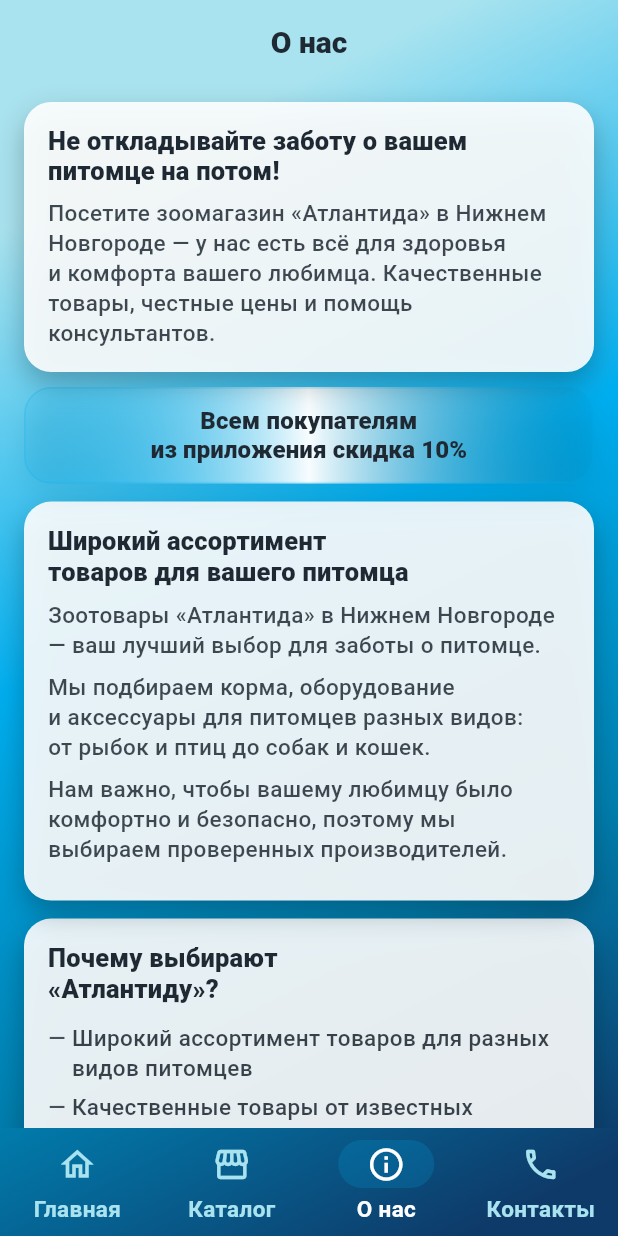
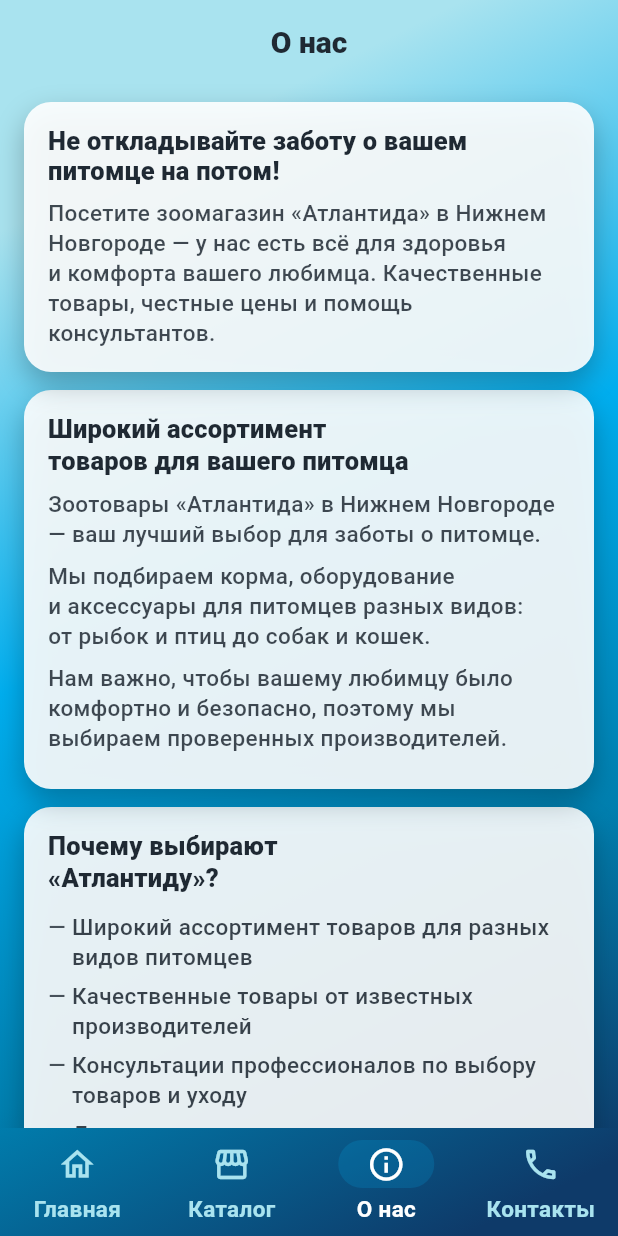
Before and after one commit to siyatut/atlantida_shop, a Flutter app: the screen it shows after launch, item 3 of the bottom bar chosen, on a phone screen of 412 x 824 dp. Run offline on Flutter 3.47's test engine with Material 3 defaults, Android fonts, the phone set to English and light mode, and no system bars; our stand-ins replace cached_network_image; network calls fail; Roboto replaces fonts that are missing (SF Pro Display); statements that could not run were skipped.

Commit message:
refactor(about): remove discount banner

```diff
--- a/lib/screens/about.dart
+++ b/lib/screens/about.dart
@@ -47,8 +47,6 @@ class AboutScreen extends StatelessWidget {
           SliverToBoxAdapter(
             child: _HeroCard(title: heroTitle, subtitle: heroSubtitle),
           ),
-          SliverToBoxAdapter(child: vGap(10)),
-          const SliverToBoxAdapter(child: _DiscountBanner()),
           const SliverToBoxAdapter(child: gap12),
 
           // 1) О магазине + ассортимент (коротко)
@@ -332,56 +330,6 @@ class _HeroCard extends StatelessWidget {
   }
 }
 
-class _DiscountBanner extends StatelessWidget {
-  const _DiscountBanner();
-
-  @override
-  Widget build(BuildContext context) {
-    final cs = Theme.of(context).colorScheme;
-    final textTheme = Theme.of(context).textTheme;
-    final isDark = Theme.of(context).brightness == Brightness.dark;
-
-    final edge1 = AppColors.aqua.withValues(alpha: isDark ? .18 : .10);
-    final edge2 = AppColors.teal.withValues(alpha: isDark ? .16 : .08);
-    final mid = cs.surface.withValues(alpha: isDark ? .92 : .97);
-    final borderColor = AppColors.aqua.withValues(alpha: isDark ? .35 : .18);
-
-    return Padding(
-      padding: const EdgeInsets.symmetric(horizontal: 16),
-      child: Container(
-        width: double.infinity,
-        padding: const EdgeInsets.symmetric(horizontal: 16, vertical: 12),
-        decoration: BoxDecoration(
-          gradient: LinearGradient(
-            colors: [edge1, mid, edge2],
-            stops: const [0.0, 0.5, 1.0],
-          ),
-          borderRadius: BorderRadius.circular(18),
-          border: Border.all(color: borderColor, width: 1.2),
-          boxShadow: [
-            BoxShadow(
-              color: Colors.black.withValues(alpha: isDark ? .25 : .07),
-              blurRadius: 16,
-              offset: const Offset(0, 8),
-            ),
-          ],
-        ),
-        child: Center(
-          child: Text(
-            'Всем покупателям\nиз приложения скидка 10%',
-            textAlign: TextAlign.center,
-            style: textTheme.titleSmall?.copyWith(
-              fontWeight: FontWeight.w800,
-              color: cs.onSurface,
-              height: 1.2,
-            ),
-          ),
-        ),
-      ),
-    );
-  }
-}
-
 class _SurfaceCard extends StatelessWidget {
   const _SurfaceCard({required this.child});
   final Widget child;
```
